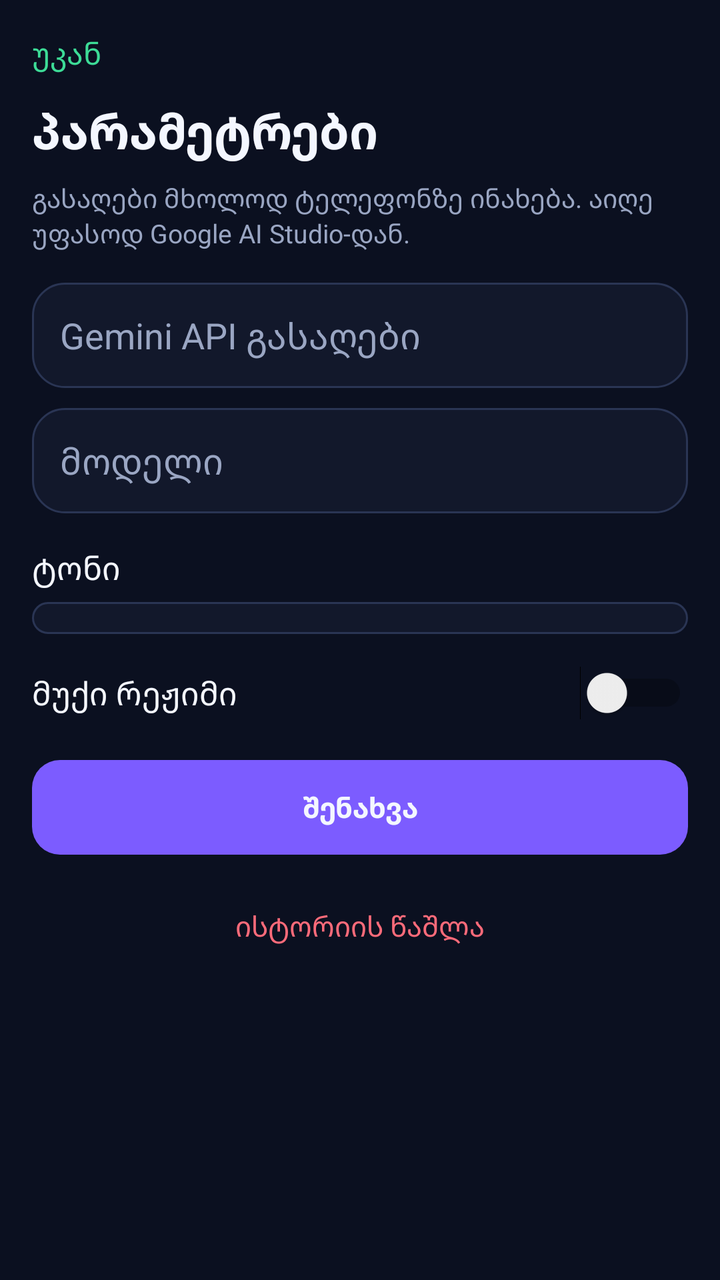
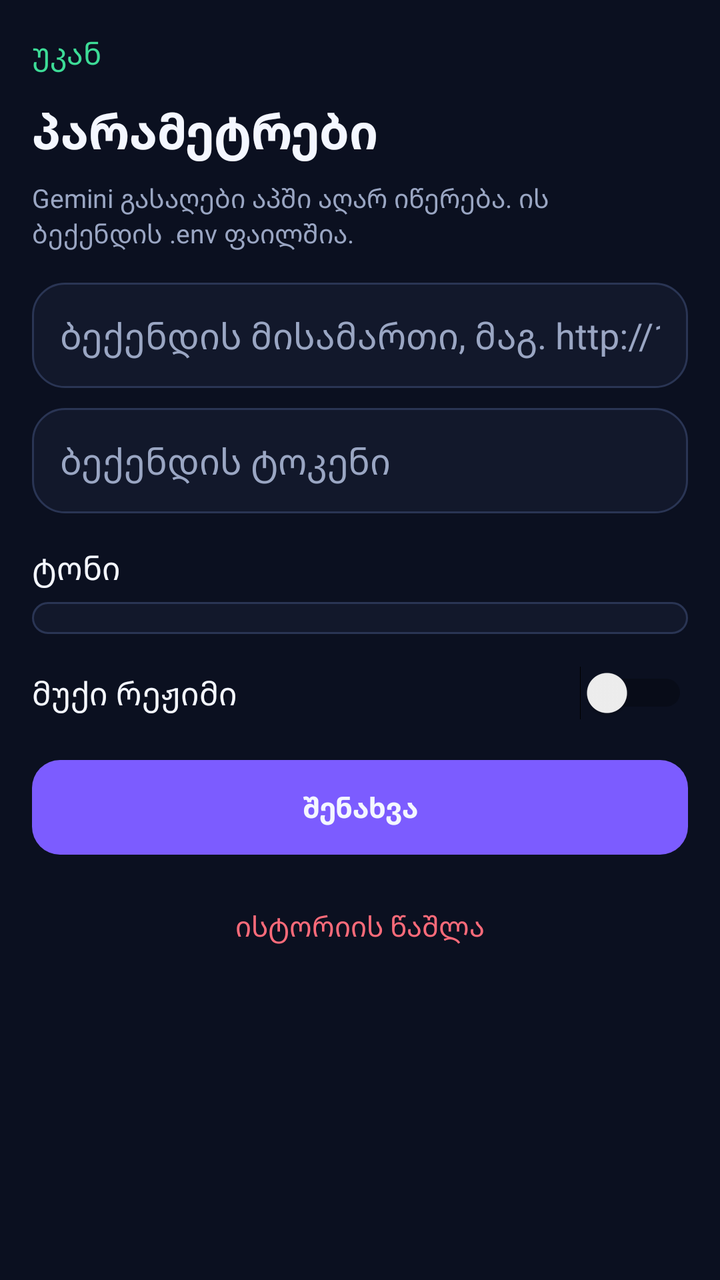

The first picture is an Android layout as it rendered before a commit; the second is the same layout after the commit. The layout source and the unified diff follow.
<!-- AndroidManifest.xml: application theme AppTheme -->
<!-- res/layout/activity_settings.xml -->
<?xml version="1.0" encoding="utf-8"?>
<ScrollView xmlns:android="http://schemas.android.com/apk/res/android"
    android:layout_width="match_parent"
    android:layout_height="match_parent"
    android:background="@color/bg">

    <LinearLayout
        android:layout_width="match_parent"
        android:layout_height="wrap_content"
        android:orientation="vertical"
        android:padding="16dp">

        <TextView
            android:id="@+id/settings_back"
            android:layout_width="wrap_content"
            android:layout_height="wrap_content"
            android:paddingBottom="12dp"
            android:text="უკან"
            android:textColor="@color/accent_2"
            android:textSize="15sp" />

        <TextView
            android:layout_width="wrap_content"
            android:layout_height="wrap_content"
            android:text="პარამეტრები"
            android:textColor="@color/text"
            android:textSize="24sp"
            android:textStyle="bold" />

        <TextView
            android:layout_width="match_parent"
            android:layout_height="wrap_content"
            android:layout_marginTop="8dp"
            android:text="გასაღები მხოლოდ ტელეფონზე ინახება. აიღე უფასოდ Google AI Studio-დან."
            android:textColor="@color/muted"
            android:textSize="13sp" />

        <EditText
            android:id="@+id/api_key"
            android:layout_width="match_parent"
            android:layout_height="wrap_content"
            android:layout_marginTop="16dp"
            android:background="@drawable/bg_input"
            android:hint="Gemini API გასაღები"
            android:importantForAutofill="no"
            android:inputType="textPassword"
            android:padding="14dp"
            android:textColor="@color/text"
            android:textColorHint="@color/muted" />

        <EditText
            android:id="@+id/model_name"
            android:layout_width="match_parent"
            android:layout_height="wrap_content"
            android:layout_marginTop="10dp"
            android:background="@drawable/bg_input"
            android:hint="მოდელი"
            android:importantForAutofill="no"
            android:inputType="text"
            android:padding="14dp"
            android:textColor="@color/text"
            android:textColorHint="@color/muted" />

        <TextView
            android:layout_width="wrap_content"
            android:layout_height="wrap_content"
            android:layout_marginTop="16dp"
            android:text="ტონი"
            android:textColor="@color/text"
            android:textSize="16sp" />

        <Spinner
            android:id="@+id/tone_spinner"
            android:layout_width="match_parent"
            android:layout_height="wrap_content"
            android:layout_marginTop="6dp"
            android:background="@drawable/bg_input"
            android:padding="8dp" />

        <LinearLayout
            android:layout_width="match_parent"
            android:layout_height="wrap_content"
            android:layout_marginTop="16dp"
            android:gravity="center_vertical"
            android:orientation="horizontal">

            <TextView
                android:layout_width="0dp"
                android:layout_height="wrap_content"
                android:layout_weight="1"
                android:text="მუქი რეჟიმი"
                android:textColor="@color/text"
                android:textSize="16sp" />

            <Switch
                android:id="@+id/dark_switch"
                android:layout_width="wrap_content"
                android:layout_height="wrap_content" />
        </LinearLayout>

        <TextView
            android:id="@+id/save_settings"
            android:layout_width="match_parent"
            android:layout_height="wrap_content"
            android:layout_marginTop="20dp"
            android:background="@drawable/bg_send"
            android:gravity="center"
            android:padding="14dp"
            android:text="შენახვა"
            android:textColor="@color/text"
            android:textStyle="bold" />

        <TextView
            android:id="@+id/clear_history"
            android:layout_width="match_parent"
            android:layout_height="wrap_content"
            android:layout_marginTop="12dp"
            android:gravity="center"
            android:padding="14dp"
            android:text="ისტორიის წაშლა"
            android:textColor="@color/danger" />
    </LinearLayout>
</ScrollView>
<!-- resources referenced by this layout -->
<resources>
  <color name="accent_2">#3DDC97</color>
  <color name="bg">#0B1020</color>
  <color name="danger">#FF6B7A</color>
  <color name="muted">#9AA6C3</color>
  <color name="text">#F4F7FF</color>
  <!-- drawable bg_input (drawable) -->
  <?xml version="1.0" encoding="utf-8"?>
  <shape xmlns:android="http://schemas.android.com/apk/res/android" android:shape="rectangle">
      <solid android:color="@color/bg_soft" />
      <corners android:radius="16dp" />
      <stroke android:width="1dp" android:color="@color/line" />
  </shape>
  <!-- drawable bg_send (drawable) -->
  <?xml version="1.0" encoding="utf-8"?>
  <shape xmlns:android="http://schemas.android.com/apk/res/android" android:shape="rectangle">
      <solid android:color="@color/accent" />
      <corners android:radius="14dp" />
  </shape>
  <style name="AppTheme" parent="Theme.MaterialComponents.DayNight.NoActionBar">
          <item name="colorPrimary">@color/accent</item>
          <item name="colorPrimaryVariant">@color/accent</item>
          <item name="colorSecondary">@color/accent_2</item>
          <item name="android:statusBarColor">@color/bg</item>
          <item name="android:navigationBarColor">@color/bg</item>
          <item name="android:windowBackground">@color/bg</item>
          <item name="android:textColor">@color/text</item>
      </style>
  <color name="bg_soft">#12182B</color>
  <color name="line">#2A3554</color>
  <color name="accent">#7C5CFF</color>
</resources>

<!-- the commit's change to res/layout/activity_settings.xml (unified diff, before → after) -->
@@ -31,32 +31,32 @@
             android:layout_width="match_parent"
             android:layout_height="wrap_content"
             android:layout_marginTop="8dp"
-            android:text="გასაღები მხოლოდ ტელეფონზე ინახება. აიღე უფასოდ Google AI Studio-დან."
+            android:text="Gemini გასაღები აპში აღარ იწერება. ის ბექენდის .env ფაილშია."
             android:textColor="@color/muted"
             android:textSize="13sp" />
 
         <EditText
-            android:id="@+id/api_key"
+            android:id="@+id/backend_url"
             android:layout_width="match_parent"
             android:layout_height="wrap_content"
             android:layout_marginTop="16dp"
             android:background="@drawable/bg_input"
-            android:hint="Gemini API გასაღები"
+            android:hint="ბექენდის მისამართი, მაგ. http://10.0.2.2:8000"
             android:importantForAutofill="no"
-            android:inputType="textPassword"
+            android:inputType="textUri"
             android:padding="14dp"
             android:textColor="@color/text"
             android:textColorHint="@color/muted" />
 
         <EditText
-            android:id="@+id/model_name"
+            android:id="@+id/backend_token"
             android:layout_width="match_parent"
             android:layout_height="wrap_content"
             android:layout_marginTop="10dp"
             android:background="@drawable/bg_input"
-            android:hint="მოდელი"
+            android:hint="ბექენდის ტოკენი"
             android:importantForAutofill="no"
-            android:inputType="text"
+            android:inputType="textPassword"
             android:padding="14dp"
             android:textColor="@color/text"
             android:textColorHint="@color/muted" />
